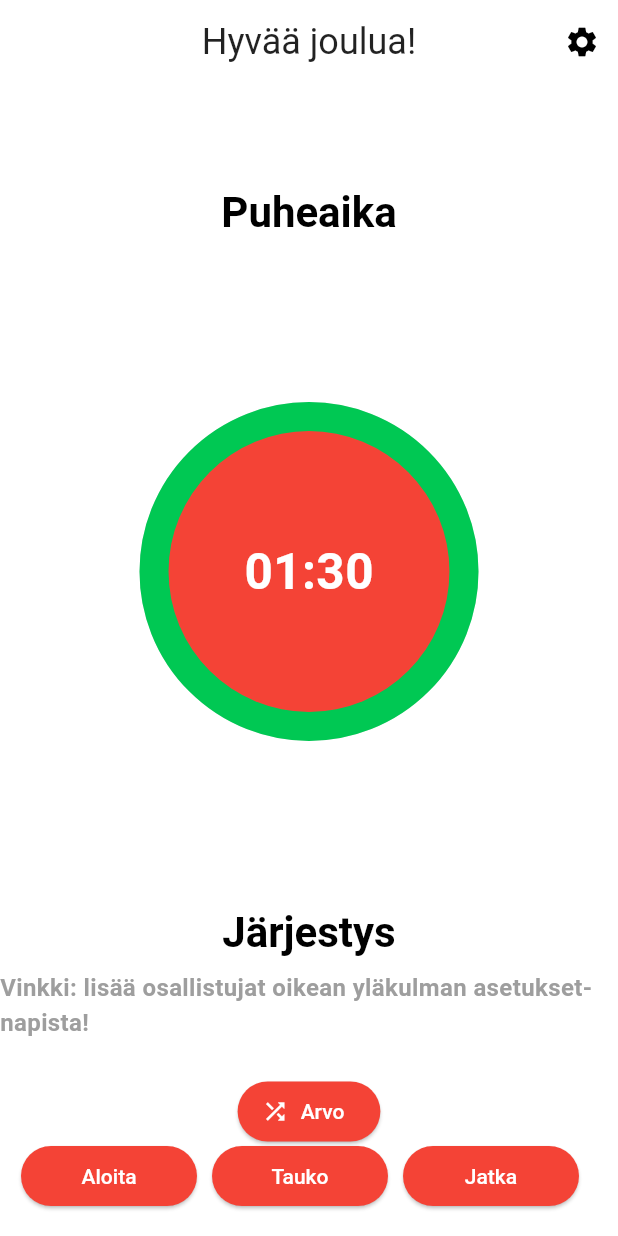
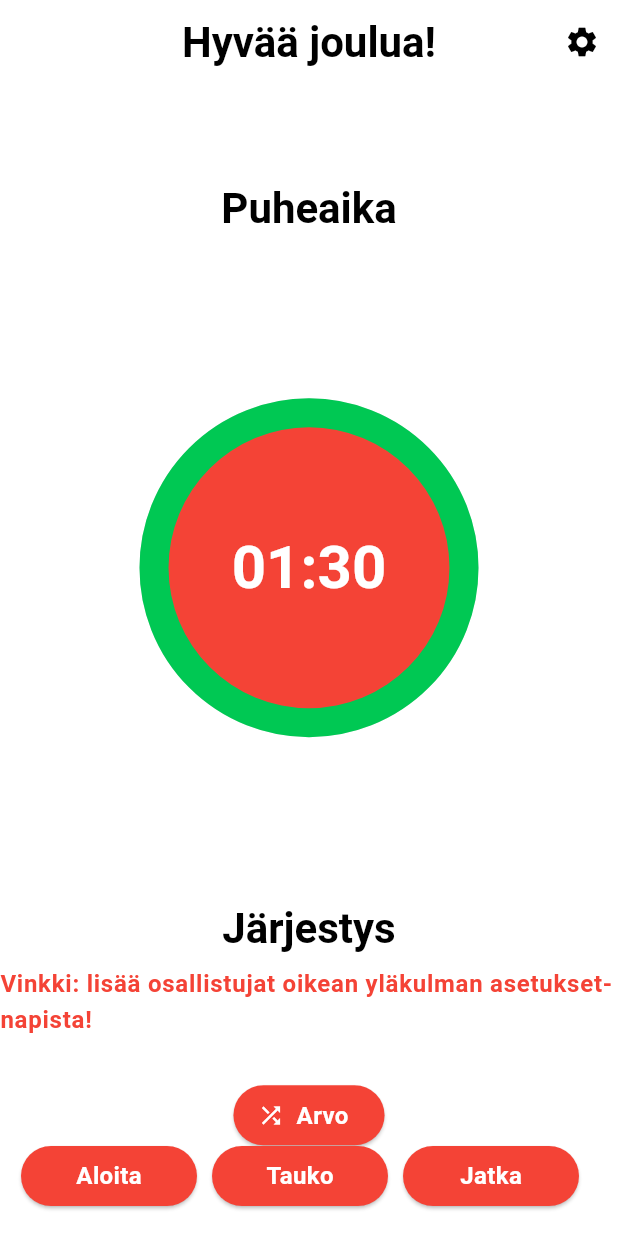
Before and after one commit to areee/flutter_participants_lottery, a Flutter app: the screen it shows after launch, on a phone screen of 412 x 824 dp. Run offline on Flutter 3.47's test engine with Material 2 defaults, Android fonts, the phone set to English and light mode, and no system bars; drawn by our look-alikes of circular_countdown_timer; our stand-ins replace google_fonts, shared_preferences; missing offline and left inert: emoji_alert.

Commit message:
Use text themes from fpl themes & some cleaning

```diff
--- a/lib/components/custom_app_bar.dart
+++ b/lib/components/custom_app_bar.dart
@@ -5,7 +5,7 @@ PreferredSizeWidget customAppBar(
   return AppBar(
     title: Text(
       title,
-      style: Theme.of(context).textTheme.headline5,
+      style: Theme.of(context).textTheme.headline4,
     ),
     centerTitle: true,
     actions: actions,
--- a/lib/home_page.dart
+++ b/lib/home_page.dart
@@ -4,7 +4,6 @@ import 'package:flutter/material.dart';
 import 'package:circular_countdown_timer/circular_countdown_timer.dart';
 import 'package:shared_preferences/shared_preferences.dart';
 import 'package:emoji_alert/emoji_alert.dart';
-// import 'package:audioplayers/audioplayers.dart'; // Do not use for now (to support also Windows desktop)
 import 'components/custom_app_bar.dart';
 import 'src/countdown_button.dart';
 import 'src/lottery_logic.dart' as lottery;
@@ -20,7 +19,6 @@ class HomePage extends StatefulWidget {
 }
 
 class _HomePageState extends State<HomePage> {
-  // var audioCache = AudioCache(); // Do not use for now (to support also Windows desktop)
   final _countDownController = CountDownController();
   final _duration = 90;
   final _textEditingController = TextEditingController();
@@ -31,18 +29,6 @@ class _HomePageState extends State<HomePage> {
     super.initState();
     _loadData();
   }
-
-  /// Play a self-made lottery sound (made by Arttu Ylhävuori)
-  // void _playLotterySound() {
-  // Do not use for now (to support also Windows desktop)
-  //   audioCache.play('arvonta_kaynnissa.mp3', mode: PlayerMode.LOW_LATENCY);
-  // }
-
-  /// Play a self-made time's up sound (made by Arttu Ylhävuori)
-  // void _playTimeIsUpSound() {
-  // Do not use for now (to support also Windows desktop)
-  //   audioCache.play('aika_loppui.mp3', mode: PlayerMode.LOW_LATENCY);
-  // }
 
   /// Load data in SharedPreferences on start
   void _loadData() async {
@@ -65,8 +51,6 @@ class _HomePageState extends State<HomePage> {
 
   /// When the time's up, show an emoji alert
   void _timeIsUp() {
-    // _playTimeIsUpSound(); // Do not use for now (to support also Windows desktop)
-
     if (kDebugMode) {
       print('Time\'s Up');
     }
@@ -75,16 +59,19 @@ class _HomePageState extends State<HomePage> {
         emojiType: EMOJI_TYPE.WINK,
         background: Theme.of(context).colorScheme.background,
         enableMainButton: true,
-        mainButtonText: const Text('Sulje'),
-        mainButtonColor: Theme.of(context).colorScheme.onPrimary,
+        mainButtonText: Text(
+          'Sulje',
+          style: Theme.of(context).textTheme.bodyText2,
+        ),
+        mainButtonColor: Theme.of(context).colorScheme.primary,
         onMainButtonPressed: () {
           Navigator.pop(context);
         },
         description: Column(
-          children: const [
+          children: [
             Text(
               'Aika loppui',
-              style: TextStyle(fontSize: 20),
+              style: Theme.of(context).textTheme.headline4,
             ),
           ],
         )).displayAlert(context);
@@ -92,8 +79,6 @@ class _HomePageState extends State<HomePage> {
 
   /// Run lottery when the button is clicked
   void _runLottery() async {
-    // _playLotterySound(); // Do not use for now (to support also Windows desktop)
-
     final prefs = await SharedPreferences.getInstance();
     setState(() {
       _participantNamesInList = lottery.runLotteryList(_participantNamesInList);
@@ -108,7 +93,7 @@ class _HomePageState extends State<HomePage> {
           return AlertDialog(
             title: Text(
               'Syötä nimet',
-              style: Theme.of(context).textTheme.headline5,
+              style: Theme.of(context).textTheme.headline4,
             ),
             content: TextField(
               controller: _textEditingController
@@ -120,7 +105,10 @@ class _HomePageState extends State<HomePage> {
             ),
             actions: <Widget>[
               TextButton(
-                child: const Text('Peruuta'),
+                child: Text(
+                  'Peruuta',
+                  style: Theme.of(context).textTheme.bodyText1,
+                ),
                 onPressed: () {
                   setState(() {
                     Navigator.pop(context);
@@ -128,7 +116,10 @@ class _HomePageState extends State<HomePage> {
                 },
               ),
               TextButton(
-                child: const Text('OK'),
+                child: Text(
+                  'OK',
+                  style: Theme.of(context).textTheme.bodyText1,
+                ),
                 onPressed: () async {
                   _setParticipantNames(context);
                 },
@@ -195,10 +186,7 @@ class _HomePageState extends State<HomePage> {
                 backgroundGradient: null,
                 strokeWidth: 20.0,
                 strokeCap: StrokeCap.round,
-                textStyle: const TextStyle(
-                    fontSize: 33.0,
-                    color: Colors.white,
-                    fontWeight: FontWeight.bold),
+                textStyle: Theme.of(context).textTheme.headline3,
                 textFormat: CountdownTextFormat.MM_SS,
                 isReverse: true,
                 isReverseAnimation: true,
@@ -222,7 +210,7 @@ class _HomePageState extends State<HomePage> {
               ),
             ),
             SizedBox(
-              height: 70,
+              height: 75,
               child: _participantNamesInList.isNotEmpty
                   ? ListView(
                       shrinkWrap: true,
@@ -231,9 +219,9 @@ class _HomePageState extends State<HomePage> {
                           .map((name) => AvatarWidget(participantName: name))
                           .toList(),
                     )
-                  : const Text(
+                  : Text(
                       'Vinkki: lisää osallistujat oikean yläkulman asetukset-napista!',
-                      style: TextStyle(color: Colors.grey),
+                      style: Theme.of(context).textTheme.bodyText1,
                     ),
             ),
             ElevatedButton.icon(
@@ -244,7 +232,10 @@ class _HomePageState extends State<HomePage> {
                 Icons.shuffle,
                 size: 18,
               ),
-              label: const Text("Arvo"),
+              label: Text(
+                "Arvo",
+                style: Theme.of(context).textTheme.bodyText2,
+              ),
               style: ElevatedButton.styleFrom(
                 foregroundColor: Theme.of(context).colorScheme.onPrimary,
                 backgroundColor: Theme.of(context).colorScheme.primary,
--- a/lib/src/avatar_widget.dart
+++ b/lib/src/avatar_widget.dart
@@ -17,7 +17,7 @@ class AvatarWidget extends StatelessWidget {
             'https://api.multiavatar.com/$participantName.png?apikey=${Env.multiavatar}',
             height: 50,
           ),
-          Text(participantName)
+          Text(participantName, style: Theme.of(context).textTheme.bodyText1)
         ],
       ),
     );
--- a/lib/src/countdown_button.dart
+++ b/lib/src/countdown_button.dart
@@ -18,7 +18,7 @@ class CountdownButton extends StatelessWidget {
             ),
             child: Text(
               title,
-              style: const TextStyle(color: Colors.white),
+              style: Theme.of(context).textTheme.bodyText2,
             )));
   }
 }
```
